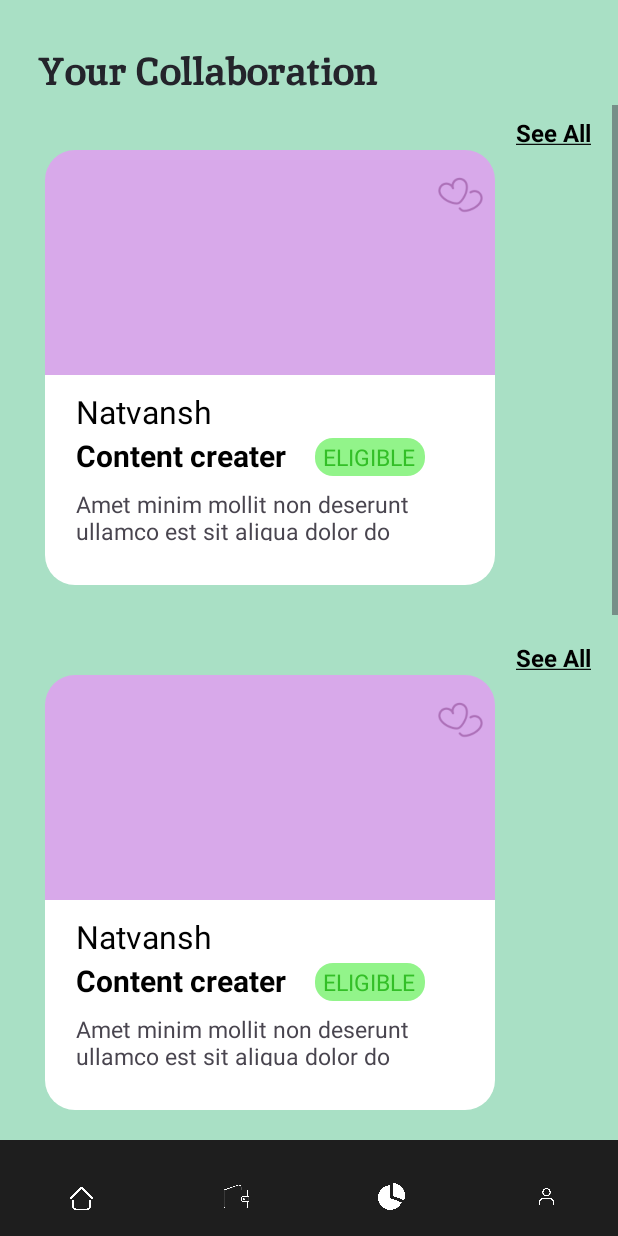
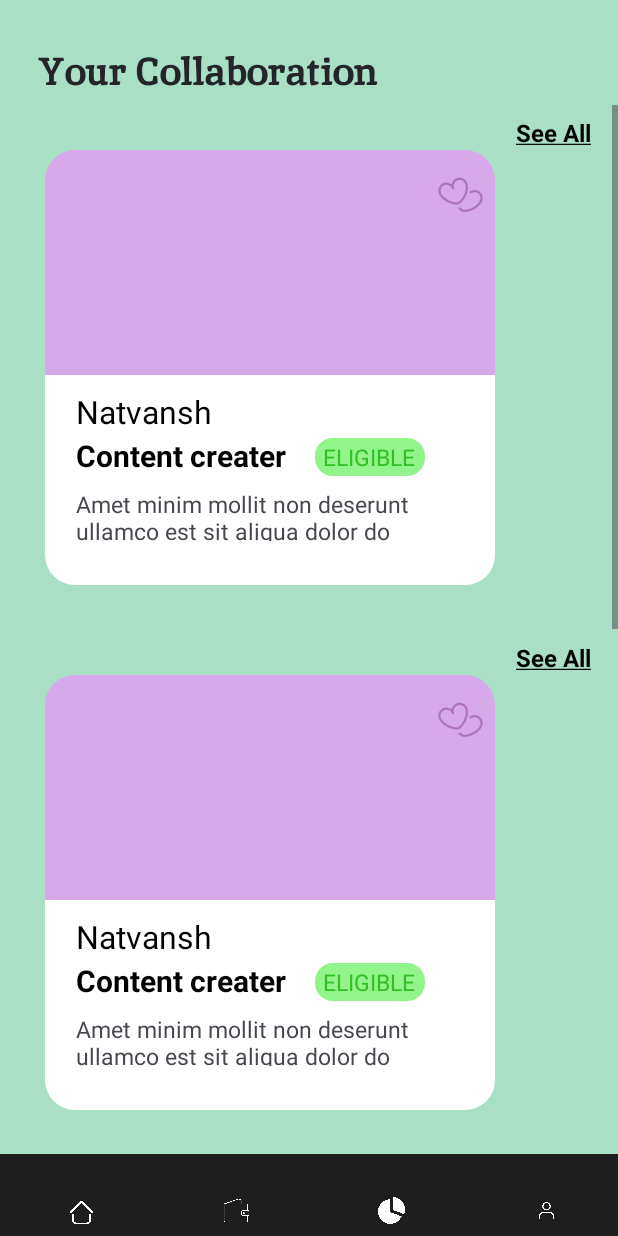
Before and after one commit to kush-raj-nit061/Social-Lite, an Android app: the CollaborationActivity screen opened directly, with no data from a screen before it, on a phone screen of 412 x 824 dp. Run offline under Robolectric (Android 15) with nearby library versions, the phone set to English and light mode, and no system bars; Roboto replaces fonts that are not available here.

Commit message:
Improved UI

```diff
--- a/app/src/main/res/layout/activity_collaboration.xml
+++ b/app/src/main/res/layout/activity_collaboration.xml
@@ -31,7 +31,7 @@
     <ScrollView
         android:id="@+id/CollContent"
         android:layout_width="match_parent"
-        android:layout_height="690dip"
+        android:layout_height="699dip"
         android:layout_below="@+id/collHead"
         android:orientation="vertical">
 
```
